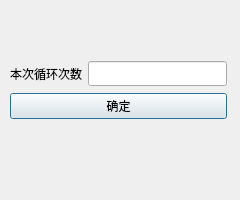
First picture: the form in ui/create_new_file_3.ui, repository TH1RT3EN-LI/PySeer, before the edit.
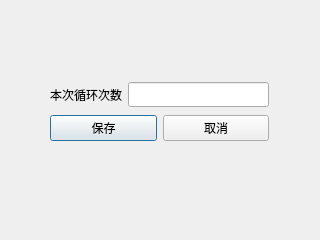
Second picture: the form after the edit.

What changed in the file:
```diff
--- a/ui/create_new_file_3.ui
+++ b/ui/create_new_file_3.ui
@@ -6,20 +6,20 @@
    <rect>
     <x>0</x>
     <y>0</y>
-    <width>240</width>
-    <height>200</height>
+    <width>320</width>
+    <height>240</height>
    </rect>
   </property>
   <property name="minimumSize">
    <size>
-    <width>240</width>
-    <height>200</height>
+    <width>320</width>
+    <height>240</height>
    </size>
   </property>
   <property name="maximumSize">
    <size>
-    <width>240</width>
-    <height>200</height>
+    <width>320</width>
+    <height>240</height>
    </size>
   </property>
   <property name="font">
@@ -30,15 +30,17 @@
   <property name="windowTitle">
    <string>Dialog</string>
   </property>
-  <widget class="QWidget" name="layoutWidget">
+  <widget class="QWidget" name="">
    <property name="geometry">
     <rect>
-     <x>10</x>
-     <y>60</y>
-     <width>217</width>
-     <height>60</height>
+     <x>50</x>
+     <y>80</y>
+     <width>219</width>
+     <height>64</height>
     </rect>
    </property>
+   <layout class="QVBoxLayout" name="verticalLayout">
+    <item>
    <layout class="QVBoxLayout" name="verticalLayout_3">
     <item>
      <layout class="QVBoxLayout" name="verticalLayout_4">
@@ -58,12 +60,25 @@
       </item>
      </layout>
     </item>
+     </layout>
+    </item>
     <item>
-     <widget class="QPushButton" name="pushButton">
+     <layout class="QHBoxLayout" name="horizontalLayout">
+      <item>
+       <widget class="QPushButton" name="pushButton_1">
       <property name="text">
-       <string>确定</string>
-      </property>
-     </widget>
+         <string>保存</string>
+        </property>
+       </widget>
+      </item>
+      <item>
+       <widget class="QPushButton" name="pushButton_3">
+        <property name="text">
+         <string>取消</string>
+        </property>
+       </widget>
+      </item>
+     </layout>
     </item>
    </layout>
   </widget>
```
Left out of the diff: 30 changed lines with no effect on the pictures. Lines whose indentation alone changed are shown as unchanged.
